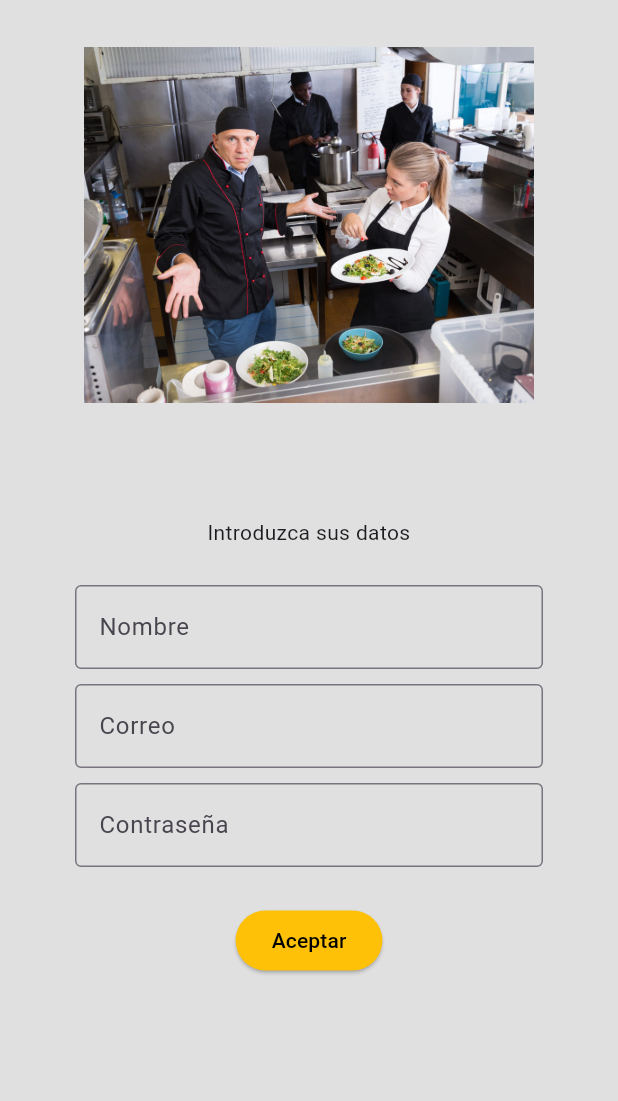
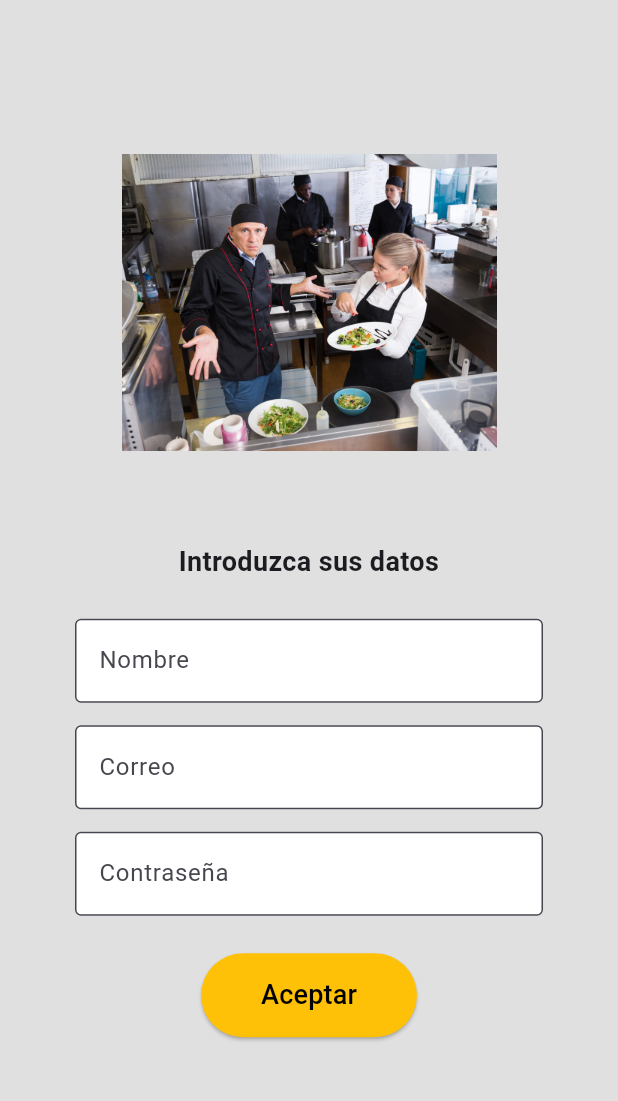
Before and after one commit to emarfer213/menu_framer, a Flutter app: the screen it shows after launch, after a tap on "Aceptar", after a tap on "¿No tienes una cuenta? Regístrate", on a phone screen of 412 x 824 dp, the part 84-1185 px from its top. Run offline on Flutter 3.47's test engine with Material 3 defaults, Android fonts, the phone set to English and light mode, and no system bars; our stand-ins replace carousel_slider, cloud_firestore, firebase_auth, firebase_core, speech_to_text, youtube_player_iframe; accounts and stored records are empty.

Commit message:
Mejora en el apartado visual del proyecto, cambios de formatos, fuentes, etc. Para mejorar la experiencia en dispositivos moviles, siguientes pasos, pulido final del diseño, prevencion de rotacion de pantalla y finalizado de las modificaciones

```diff
--- a/lib/pantallas/LoginScreen.dart
+++ b/lib/pantallas/LoginScreen.dart
@@ -18,26 +18,34 @@ class _LoginScreenState extends State<LoginScreen> {
   @override
   Widget build(BuildContext context) {
     return Scaffold(
+      backgroundColor: Colors.grey[300], // Color de fondo movido aquí para que sea persistente al scrollear
       appBar: AppBar(title: const Text('Menu framer'), backgroundColor: Colors.amber, centerTitle: true),
       body: SafeArea(
-        child: Container(
-          color: Colors.grey[300],
+        child: SingleChildScrollView(
+          // Evita el overflow de píxeles al desplegar el teclado
+          child: Padding(
+            padding: const EdgeInsets.symmetric(vertical: 20.0),
             child: Column(
-            spacing: 50,
+              spacing: 40,
               children: [
                 // Imagen decorativa.
-              Center(child: SizedBox(width: 300, height: 300, child: Image.asset("assets/cocina.jpg"))),
+                Center(child: SizedBox(width: 280, height: 280, child: Image.asset("assets/cocina.jpg"))),
                 Form(
                   key: _formKey,
                   child: Column(
-                  spacing: 10,
+                    spacing: 15,
                     children: [
                       // Campo de texto para el Correo Electrónico.
                       Center(
                         child: Container(
                           padding: const EdgeInsets.symmetric(horizontal: 50),
                           child: TextFormField(
-                          decoration: const InputDecoration(hintText: "Correo", border: OutlineInputBorder()),
+                            decoration: const InputDecoration(
+                              hintText: "Correo",
+                              border: OutlineInputBorder(),
+                              filled: true,
+                              fillColor: Colors.white,
+                            ),
                             validator: (String? value) {
                               if (value == null || value.isEmpty) {
                                 return 'El correo es obligatorio';
@@ -62,7 +70,12 @@ class _LoginScreenState extends State<LoginScreen> {
                           padding: const EdgeInsets.symmetric(horizontal: 50),
                           child: TextFormField(
                             obscureText: true,
-                          decoration: const InputDecoration(hintText: "Contraseña", border: OutlineInputBorder()),
+                            decoration: const InputDecoration(
+                              hintText: "Contraseña",
+                              border: OutlineInputBorder(),
+                              filled: true,
+                              fillColor: Colors.white,
+                            ),
                             validator: (value) {
                               if (value == null || value.isEmpty) {
                                 return "La contraseña es obligatorio";
@@ -101,8 +114,11 @@ class _LoginScreenState extends State<LoginScreen> {
                       }
                     }
                   },
-                style: ElevatedButton.styleFrom(backgroundColor: Colors.amber),
-                label: const Text("Aceptar", style: TextStyle(color: Colors.black)),
+                  style: ElevatedButton.styleFrom(
+                    backgroundColor: Colors.amber,
+                    padding: const EdgeInsets.symmetric(horizontal: 40, vertical: 15),
+                  ),
+                  label: const Text("Aceptar", style: TextStyle(color: Colors.black, fontSize: 18)),
                 ),
                 // Enlace para navegar a la pantalla de registro.
                 InkWell(
@@ -114,11 +130,15 @@ class _LoginScreenState extends State<LoginScreen> {
                       isHover = val;
                     });
                   },
+                  child: Padding(
+                    padding: const EdgeInsets.only(bottom: 20),
                     child: Text(
                       "¿No tienes una cuenta? Regístrate",
                       style: TextStyle(
                         color: isHover ? Colors.blue : Colors.black,
                         decoration: isHover ? TextDecoration.underline : TextDecoration.none,
+                        fontSize: 16,
+                      ),
                     ),
                   ),
                 ),
@@ -126,6 +146,7 @@ class _LoginScreenState extends State<LoginScreen> {
             ),
           ),
         ),
+      ),
     );
   }
 }
--- a/lib/pantallas/PasosScreen.dart
+++ b/lib/pantallas/PasosScreen.dart
@@ -22,7 +22,7 @@ class _PasosScreentState extends State<PasosScreen> {
   final CarouselSliderController _controller = CarouselSliderController(); // Controlador del carrusel.
   late Future<Plato?> platoFuture; // Futuro que su utilizara para obtener las instrucciones del plato.
   int _currentSlide = 0; // Índice de la diapositiva en la cual inicia el carrusel.
-  int _elapsedSeconds = 0; // Segundos transcurridos desde que se entró en el paso actual.
+  final Map<int, int> _pageTimes = {}; // Almacena los segundos acumulados por cada índice de página.
   Timer? _timer; // Referencia al temporizador periódico que actualiza el contador cada segundo.
 
   @override
@@ -41,10 +41,8 @@ class _PasosScreentState extends State<PasosScreen> {
   @override
   void didChangeDependencies() {
     super.didChangeDependencies();
-
     // Obtenemos el objeto Plato pasado como argumento desde la pantalla de detalles.
     final Plato plato = ModalRoute.of(context)?.settings.arguments as Plato;
-
     // Iniciamos la petición para obtener el detalle completo del plato para posteriormente obtener las instrucciones.
     platoFuture = MenuProvider().getMealDetail(plato.id);
   }
@@ -52,29 +50,23 @@ class _PasosScreentState extends State<PasosScreen> {
   // Manejador de comandos de voz específicos para la fase de preparación.
   Future<void> _handleVoiceCommand(String texto) async {
     if (!mounted) return;
-
     texto = texto.toLowerCase().trim();
 
     print("PasosScreen recibió comando de voz: $texto");
-
     // Comando "terminar": Finaliza el proceso y vuelve a la pantalla inicial de tipos.
     if (texto.contains("terminar")) {
       await finalizarPLato();
       return;
     }
-
     // 3. Añadimos comandos para navegar por el carrusel
     if (texto.contains("siguiente")) {
       _controller.nextPage();
       return;
     }
-
     if (texto.contains("anterior")) {
       _controller.previousPage();
       return;
     }
-
-
     //Comandos de retroceso: Permiten volver a la pantalla de detalles del plato.
     if (texto.contains("volver") || texto.contains("atrás") || texto.contains("atras")) {
       if (Navigator.canPop(context)) {
@@ -89,13 +81,13 @@ class _PasosScreentState extends State<PasosScreen> {
    * Se ejecuta cada vez que el usuario cambia de diapositiva en el carrusel.
    */
   void _startTimer() {
-    _timer?.cancel();
-    _elapsedSeconds = 0;
+    if (_timer != null && _timer!.isActive) return;
 
     _timer = Timer.periodic(const Duration(seconds: 1), (_) {
       if (!mounted) return;
       setState(() {
-        _elapsedSeconds++;
+        // Incrementamos el tiempo acumulado de la diapositiva que está activa en este momento
+        _pageTimes[_currentSlide] = (_pageTimes[_currentSlide] ?? 0) + 1;
       });
     });
   }
@@ -158,7 +150,7 @@ class _PasosScreentState extends State<PasosScreen> {
                             children: [
                               //Imagen de fondo y texto de la instrucción
                               Container(
-                                padding: const EdgeInsets.symmetric(vertical: 20, horizontal: 100),
+                                padding: const EdgeInsets.symmetric(vertical: 5, horizontal: 30),
                                 height: double.infinity,
                                 width: MediaQuery.of(context).size.width,
                                 margin: const EdgeInsets.symmetric(horizontal: 5.0),
@@ -175,7 +167,7 @@ class _PasosScreentState extends State<PasosScreen> {
                                     instruccion,
                                     style: const TextStyle(
                                       color: Colors.black,
-                                      fontSize: 16,
+                                      fontSize: 18,
                                       fontWeight: FontWeight.w500,
                                       shadows: [Shadow(blurRadius: 6, color: Colors.white, offset: Offset(2, 2))],
                                     ),
@@ -207,7 +199,7 @@ class _PasosScreentState extends State<PasosScreen> {
                                     padding: const EdgeInsets.symmetric(horizontal: 8, vertical: 8),
                                     color: Colors.black54,
                                     child: Text(
-                                      "Tiempo: $_elapsedSeconds s",
+                                      "Tiempo: ${_pageTimes[index] ?? 0} s",
                                       style: const TextStyle(color: Colors.white),
                                     ),
                                   ),
--- a/lib/pantallas/RegisterScreen.dart
+++ b/lib/pantallas/RegisterScreen.dart
@@ -20,29 +20,43 @@ class _RegisterScreenState extends State<RegisterScreen> {
   @override
   Widget build(BuildContext context) {
     return Scaffold(
+      backgroundColor: Colors.grey[300], // Fondo fuera del scroll para que no se corte
       appBar: AppBar(title: const Text('Menu framer'), backgroundColor: Colors.amber, centerTitle: true),
       body: SafeArea(
-        child: Container(
-          color: Colors.grey[300],
+        child: Center(
+          child: SingleChildScrollView(
+            // El scroll permite que el contenido suba cuando aparece el teclado
+            child: Padding(
+              padding: const EdgeInsets.symmetric(vertical: 20.0),
               child: Column(
+                mainAxisAlignment: MainAxisAlignment.center,
                 spacing: 25,
                 children: [
-              // Imagen decorativa.
-              Center(child: SizedBox(width: 300, height: 300, child: Image.asset("assets/cocina2.jpg"))),
+                  // Imagen decorativa ajustada a un tamaño más seguro.
+                  Center(child: SizedBox(width: 250, height: 250, child: Image.asset("assets/cocina2.jpg"))),
                   Container(
-                padding: const EdgeInsets.only(top: 20),
-                child: const Text('Introduzca sus datos', textAlign: TextAlign.center),
+                    padding: const EdgeInsets.only(top: 10),
+                    child: const Text(
+                      'Introduzca sus datos',
+                      textAlign: TextAlign.center,
+                      style: TextStyle(fontSize: 18, fontWeight: FontWeight.bold),
+                    ),
                   ),
                   Form(
                     key: _formKey,
                     child: Column(
-                  spacing: 10,
+                      spacing: 15,
                       children: [
                         Center(
                           child: Container(
                             padding: const EdgeInsets.symmetric(horizontal: 50),
                             child: TextFormField(
-                          decoration: const InputDecoration(hintText: "Nombre", border: OutlineInputBorder()),
+                              decoration: const InputDecoration(
+                                hintText: "Nombre",
+                                border: OutlineInputBorder(),
+                                filled: true,
+                                fillColor: Colors.white,
+                              ),
                               validator: (String? value) {
                                 // mensaje de error pesonalizados dependiendo del fallo cometido por el usario
                                 if (value == null || value.isEmpty) {
@@ -66,7 +80,12 @@ class _RegisterScreenState extends State<RegisterScreen> {
                           child: Container(
                             padding: const EdgeInsets.symmetric(horizontal: 50),
                             child: TextFormField(
-                          decoration: const InputDecoration(hintText: "Correo", border: OutlineInputBorder()),
+                              decoration: const InputDecoration(
+                                hintText: "Correo",
+                                border: OutlineInputBorder(),
+                                filled: true,
+                                fillColor: Colors.white,
+                              ),
                               validator: (String? value) {
                                 // mensaje de error pesonalizados dependiendo del fallo cometido por el usario
                                 if (value == null || value.isEmpty) {
@@ -95,7 +114,12 @@ class _RegisterScreenState extends State<RegisterScreen> {
                             padding: const EdgeInsets.symmetric(horizontal: 50),
                             child: TextFormField(
                               obscureText: true,
-                          decoration: const InputDecoration(hintText: "Contraseña", border: OutlineInputBorder()),
+                              decoration: const InputDecoration(
+                                hintText: "Contraseña",
+                                border: OutlineInputBorder(),
+                                filled: true,
+                                fillColor: Colors.white,
+                              ),
                               validator: (value) {
                                 // mensaje de error al dejar la contraseña en blanco
                                 if (value == null || value.isEmpty) {
@@ -130,10 +154,7 @@ class _RegisterScreenState extends State<RegisterScreen> {
                           );
 
                           if (userCredential.user != null) {
-                        await FirebaseFirestore.instance
-                            .collection('usuarios')
-                            .doc(userCredential.user!.uid)
-                            .set({
+                            await FirebaseFirestore.instance.collection('usuarios').doc(userCredential.user!.uid).set({
                               'uid': userCredential.user!.uid,
                               'nombre': nombre,
                               'correo': correo,
@@ -159,10 +180,15 @@ class _RegisterScreenState extends State<RegisterScreen> {
                         }
                       }
                     },
-                style: ElevatedButton.styleFrom(backgroundColor: Colors.amber),
-                label: const Text("Aceptar", style: TextStyle(color: Colors.black)),
+                    style: ElevatedButton.styleFrom(
+                      backgroundColor: Colors.amber,
+                      padding: const EdgeInsets.symmetric(horizontal: 40, vertical: 15),
+                    ),
+                    label: const Text("Aceptar", style: TextStyle(color: Colors.black, fontSize: 18)),
                   ),
                 ],
+              ),
+            ),
           ),
         ),
       ),
--- a/lib/pantallas/UsuarioScreen.dart
+++ b/lib/pantallas/UsuarioScreen.dart
@@ -20,12 +20,7 @@ class _UsuarioScreenState extends State<UsuarioScreen> {
 
     return Scaffold(
       backgroundColor: Colors.grey[100],
-      appBar: AppBar(
-        title: const Text('Mi Perfil'),
-        backgroundColor: Colors.amber,
-        centerTitle: true,
-        elevation: 0,
-      ),
+      appBar: AppBar(title: const Text('Mi Perfil'), backgroundColor: Colors.amber, centerTitle: true, elevation: 0),
       body: SingleChildScrollView(
         child: Column(
           children: [
@@ -34,10 +29,7 @@ class _UsuarioScreenState extends State<UsuarioScreen> {
               width: double.infinity,
               decoration: const BoxDecoration(
                 color: Colors.amber,
-                borderRadius: BorderRadius.only(
-                  bottomLeft: Radius.circular(30),
-                  bottomRight: Radius.circular(30),
-                ),
+                borderRadius: BorderRadius.only(bottomLeft: Radius.circular(30), bottomRight: Radius.circular(30)),
               ),
               padding: const EdgeInsets.only(bottom: 30),
               child: Column(
@@ -50,11 +42,7 @@ class _UsuarioScreenState extends State<UsuarioScreen> {
                   const SizedBox(height: 15),
                   Text(
                     datos?['correo'] ?? 'Cargando...',
-                    style: const TextStyle(
-                      fontSize: 22,
-                      fontWeight: FontWeight.bold,
-                      color: Colors.black87,
-                    ),
+                    style: const TextStyle(fontSize: 22, fontWeight: FontWeight.bold, color: Colors.black87),
                   ),
                 ],
               ),
@@ -73,6 +61,7 @@ class _UsuarioScreenState extends State<UsuarioScreen> {
                     value: "${datos?['platosPreparados'] ?? 0}",
                     color: Colors.orange,
                   ),
+                  const SizedBox(height: 15),
                   _buildInfoCard(
                     icon: Icons.restaurant,
                     title: "Platos preparados hoy",
@@ -113,9 +102,7 @@ class _UsuarioScreenState extends State<UsuarioScreen> {
                     backgroundColor: Colors.redAccent,
                     foregroundColor: Colors.white,
                     padding: const EdgeInsets.symmetric(vertical: 12),
-                    shape: RoundedRectangleBorder(
-                      borderRadius: BorderRadius.circular(10),
-                    ),
+                    shape: RoundedRectangleBorder(borderRadius: BorderRadius.circular(10)),
                   ),
                 ),
               ),
@@ -128,50 +115,29 @@ class _UsuarioScreenState extends State<UsuarioScreen> {
   }
 
   /// Widget auxiliar para construir las tarjetas de información
-  Widget _buildInfoCard({
-    required IconData icon,
-    required String title,
-    required String value,
-    required Color color,
-  }) {
+  Widget _buildInfoCard({required IconData icon, required String title, required String value, required Color color}) {
     return Container(
       padding: const EdgeInsets.all(16),
       decoration: BoxDecoration(
         color: Colors.white,
         borderRadius: BorderRadius.circular(15),
-        boxShadow: [
-          BoxShadow(
-            color: Colors.black.withOpacity(0.05),
-            blurRadius: 10,
-            offset: const Offset(0, 5),
-          ),
-        ],
+        boxShadow: [BoxShadow(color: Colors.black.withOpacity(0.05), blurRadius: 10, offset: const Offset(0, 5))],
       ),
       child: Row(
         children: [
           Container(
             padding: const EdgeInsets.all(10),
-            decoration: BoxDecoration(
-              color: color.withOpacity(0.1),
-              borderRadius: BorderRadius.circular(10),
-            ),
+            decoration: BoxDecoration(color: color.withOpacity(0.1), borderRadius: BorderRadius.circular(10)),
             child: Icon(icon, color: color),
           ),
           const SizedBox(width: 20),
           Column(
             crossAxisAlignment: CrossAxisAlignment.start,
             children: [
-              Text(
-                title,
-                style: const TextStyle(color: Colors.grey, fontSize: 14),
-              ),
+              Text(title, style: const TextStyle(color: Colors.grey, fontSize: 14)),
               Text(
                 value,
-                style: const TextStyle(
-                  fontSize: 18,
-                  fontWeight: FontWeight.bold,
-                  color: Colors.black87,
-                ),
+                style: const TextStyle(fontSize: 18, fontWeight: FontWeight.bold, color: Colors.black87),
               ),
             ],
           ),
```
Lines whose indentation alone changed are shown as unchanged.
